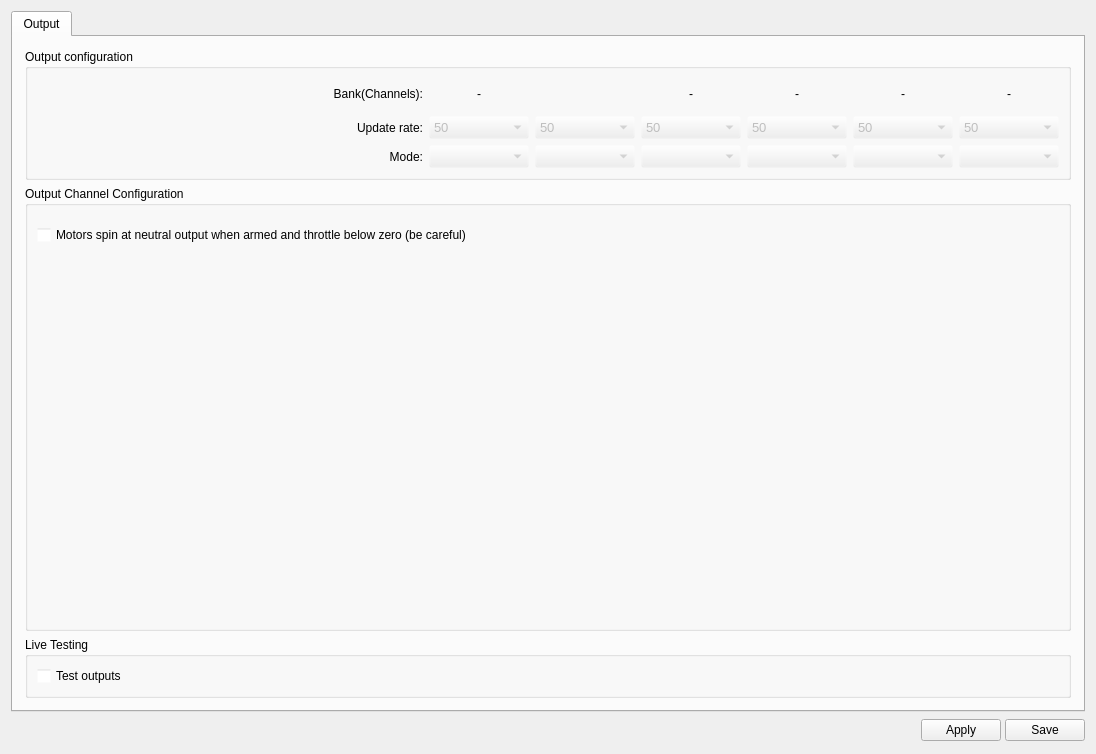
Before: the Qt Designer form ground/openpilotgcs/src/plugins/config/output.ui in openpilot/OpenPilot, drawn with Qt 5.
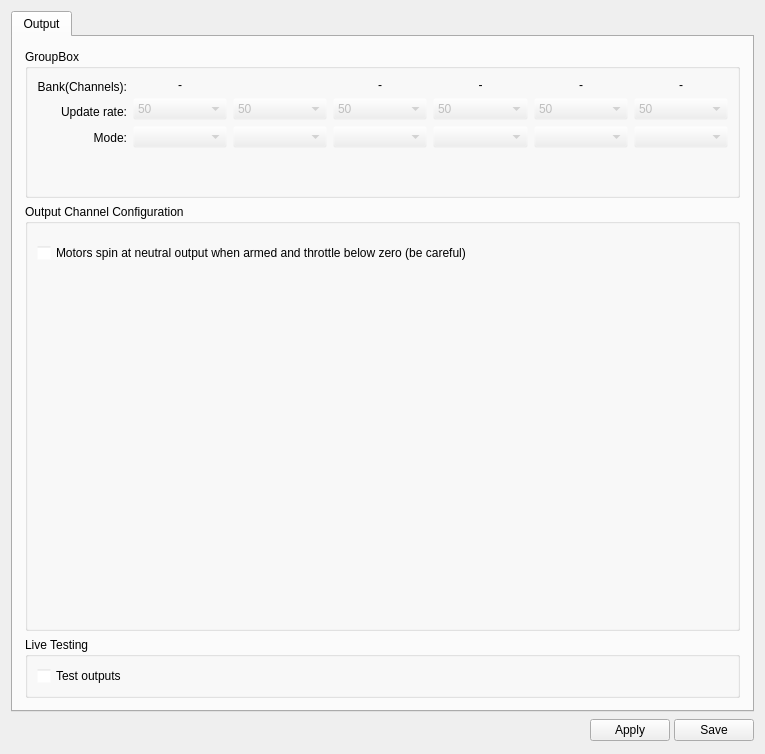
After: the same form once the commit is applied. Icons and pictures are not drawn.

Commit message:
OP-1685 Fixed Output config layout, fixed HW config layout for CC.
Conflicts:
	ground/openpilotgcs/src/plugins/config/output.ui

Diff of the .ui file:
```diff
--- a/ground/openpilotgcs/src/plugins/config/output.ui
+++ b/ground/openpilotgcs/src/plugins/config/output.ui
@@ -6,7 +6,7 @@
    <rect>
     <x>0</x>
     <y>0</y>
-    <width>1096</width>
+    <width>765</width>
     <height>754</height>
    </rect>
   </property>
@@ -122,11 +122,11 @@
            <rect>
             <x>0</x>
             <y>0</y>
-            <width>1078</width>
-            <height>672</height>
+            <width>743</width>
+            <height>668</height>
            </rect>
           </property>
-          <layout class="QVBoxLayout" name="verticalLayout_3">
+          <layout class="QVBoxLayout" name="verticalLayout_3" stretch="0,0,0">
            <property name="spacing">
             <number>6</number>
            </property>
@@ -143,24 +143,66 @@
             <number>12</number>
            </property>
            <item>
-            <widget class="QGroupBox" name="groupBox_2">
-             <property name="sizePolicy">
-              <sizepolicy hsizetype="Expanding" vsizetype="Fixed">
-               <horstretch>0</horstretch>
-               <verstretch>0</verstretch>
-              </sizepolicy>
-             </property>
-             <property name="minimumSize">
-              <size>
-               <width>0</width>
-               <height>0</height>
-              </size>
-             </property>
+            <widget class="QGroupBox" name="groupBox">
              <property name="title">
-              <string>Output configuration</string>
+              <string>GroupBox</string>
              </property>
-             <layout class="QGridLayout" name="gridLayout">
-              <item row="0" column="1">
+             <layout class="QVBoxLayout" name="verticalLayout_5" stretch="0,0">
+              <property name="leftMargin">
+               <number>9</number>
+              </property>
+              <property name="topMargin">
+               <number>9</number>
+              </property>
+              <property name="rightMargin">
+               <number>9</number>
+              </property>
+              <property name="bottomMargin">
+               <number>9</number>
+              </property>
+              <item>
+               <widget class="QFrame" name="frame">
+                <property name="frameShape">
+                 <enum>QFrame::NoFrame</enum>
+                </property>
+                <property name="frameShadow">
+                 <enum>QFrame::Raised</enum>
+                </property>
+                <layout class="QFormLayout" name="formLayout">
+                 <property name="leftMargin">
+                  <number>0</number>
+                 </property>
+                 <property name="topMargin">
+                  <number>0</number>
+                 </property>
+                 <property name="rightMargin">
+                  <number>0</number>
+                 </property>
+                 <property name="bottomMargin">
+                  <number>0</number>
+                 </property>
+                 <item row="0" column="0">
+                  <widget class="QFrame" name="frame_3">
+                   <property name="frameShape">
+                    <enum>QFrame::NoFrame</enum>
+                   </property>
+                   <property name="frameShadow">
+                    <enum>QFrame::Raised</enum>
+                   </property>
+                   <layout class="QVBoxLayout" name="verticalLayout_7">
+                    <property name="leftMargin">
+                     <number>0</number>
+                    </property>
+                    <property name="topMargin">
+                     <number>0</number>
+                    </property>
+                    <property name="rightMargin">
+                     <number>0</number>
+                    </property>
+                    <property name="bottomMargin">
+                     <number>0</number>
+                    </property>
+                    <item>
                <widget class="QLabel" name="label_9">
                 <property name="text">
                  <string>Bank(Channels):</string>
@@ -170,6 +212,68 @@
                 </property>
                </widget>
               </item>
+                    <item>
+                     <widget class="QLabel" name="label_3">
+                      <property name="sizePolicy">
+                       <sizepolicy hsizetype="Minimum" vsizetype="Preferred">
+                        <horstretch>0</horstretch>
+                        <verstretch>0</verstretch>
+                       </sizepolicy>
+                      </property>
+                      <property name="minimumSize">
+                       <size>
+                        <width>0</width>
+                        <height>20</height>
+                       </size>
+                      </property>
+                      <property name="text">
+                       <string>Update rate:</string>
+                      </property>
+                      <property name="alignment">
+                       <set>Qt::AlignRight|Qt::AlignTrailing|Qt::AlignVCenter</set>
+                      </property>
+                     </widget>
+                    </item>
+                    <item>
+                     <widget class="QLabel" name="label">
+                      <property name="sizePolicy">
+                       <sizepolicy hsizetype="Minimum" vsizetype="Preferred">
+                        <horstretch>0</horstretch>
+                        <verstretch>0</verstretch>
+                       </sizepolicy>
+                      </property>
+                      <property name="minimumSize">
+                       <size>
+                        <width>0</width>
+                        <height>20</height>
+                       </size>
+                      </property>
+                      <property name="text">
+                       <string>Mode:</string>
+                      </property>
+                      <property name="alignment">
+                       <set>Qt::AlignRight|Qt::AlignTrailing|Qt::AlignVCenter</set>
+                      </property>
+                     </widget>
+                    </item>
+                   </layout>
+                  </widget>
+                 </item>
+                 <item row="0" column="1">
+                  <widget class="QFrame" name="frame_2">
+                   <layout class="QGridLayout" name="gridLayout">
+                    <property name="leftMargin">
+                     <number>0</number>
+                    </property>
+                    <property name="topMargin">
+                     <number>0</number>
+                    </property>
+                    <property name="rightMargin">
+                     <number>0</number>
+                    </property>
+                    <property name="bottomMargin">
+                     <number>0</number>
+                    </property>
               <item row="0" column="2">
                <widget class="QLabel" name="chBank1">
                 <property name="text">
@@ -203,21 +307,16 @@
                 </property>
                 <property name="minimumSize">
                  <size>
-                  <width>100</width>
+                        <width>0</width>
                   <height>20</height>
                  </size>
                 </property>
                 <property name="maximumSize">
                  <size>
-                  <width>120</width>
+                        <width>16777215</width>
                   <height>16777215</height>
                  </size>
                 </property>
-                <property name="font">
-                 <font>
-                  <pointsize>10</pointsize>
-                 </font>
-                </property>
                 <property name="toolTip">
                  <string>Setup PWM rate here: usual value is 490 Hz for multirotor airframes. OneShot and OneShot125 does not use this value</string>
                 </property>
@@ -289,21 +388,16 @@
                 </property>
                 <property name="minimumSize">
                  <size>
-                  <width>100</width>
+                        <width>0</width>
                   <height>20</height>
                  </size>
                 </property>
                 <property name="maximumSize">
                  <size>
-                  <width>120</width>
+                        <width>16777215</width>
                   <height>16777215</height>
                  </size>
                 </property>
-                <property name="font">
-                 <font>
-                  <pointsize>10</pointsize>
-                 </font>
-                </property>
                 <property name="toolTip">
                  <string>Setup PWM rate here: usual value is 490 Hz for multirotor airframes. OneShot and OneShot125 does not use this value</string>
                 </property>
@@ -365,21 +459,16 @@
                 </property>
                 <property name="minimumSize">
                  <size>
-                  <width>100</width>
+                        <width>0</width>
                   <height>20</height>
                  </size>
                 </property>
                 <property name="maximumSize">
                  <size>
-                  <width>120</width>
+                        <width>16777215</width>
                   <height>16777215</height>
                  </size>
                 </property>
-                <property name="font">
-                 <font>
-                  <pointsize>10</pointsize>
-                 </font>
-                </property>
                 <property name="toolTip">
                  <string>Setup PWM rate here: usual value is 490 Hz for multirotor airframes. OneShot and OneShot125 does not use this value</string>
                 </property>
@@ -441,21 +530,16 @@
                 </property>
                 <property name="minimumSize">
                  <size>
-                  <width>100</width>
+                        <width>0</width>
                   <height>20</height>
                  </size>
                 </property>
                 <property name="maximumSize">
                  <size>
-                  <width>120</width>
+                        <width>16777215</width>
                   <height>16777215</height>
                  </size>
                 </property>
-                <property name="font">
-                 <font>
-                  <pointsize>10</pointsize>
-                 </font>
-                </property>
                 <property name="toolTip">
                  <string>Setup PWM rate here: usual value is 490 Hz for multirotor airframes. OneShot and OneShot125 does not use this value</string>
                 </property>
@@ -517,21 +601,16 @@
                 </property>
                 <property name="minimumSize">
                  <size>
-                  <width>100</width>
+                        <width>0</width>
                   <height>20</height>
                  </size>
                 </property>
                 <property name="maximumSize">
                  <size>
-                  <width>120</width>
+                        <width>16777215</width>
                   <height>16777215</height>
                  </size>
                 </property>
-                <property name="font">
-                 <font>
-                  <pointsize>10</pointsize>
-                 </font>
-                </property>
                 <property name="toolTip">
                  <string>Setup output mode. Use PWM or OneShot with Standard ESCs.\nSeveral other ESCs like BLHeli 13+ can use the more advanced OneShot125.\nWhen using OneShot125 all values set in min/max and idle are divided by eight before being sent to esc (i.e. 1000 = 125, 2000 = 250).</string>
                 </property>
@@ -550,21 +629,16 @@
                 </property>
                 <property name="minimumSize">
                  <size>
-                  <width>100</width>
+                        <width>0</width>
                   <height>20</height>
                  </size>
                 </property>
                 <property name="maximumSize">
                  <size>
-                  <width>120</width>
+                        <width>16777215</width>
                   <height>16777215</height>
                  </size>
                 </property>
-                <property name="font">
-                 <font>
-                  <pointsize>10</pointsize>
-                 </font>
-                </property>
                 <property name="toolTip">
                  <string>Setup output mode. Use PWM or OneShot with Standard ESCs.\nSeveral other ESCs like BLHeli 13+ can use the more advanced OneShot125.\nWhen using OneShot125 all values set in min/max and idle are divided by eight before being sent to esc (i.e. 1000 = 125, 2000 = 250).</string>
                 </property>
@@ -603,21 +677,16 @@
                 </property>
                 <property name="minimumSize">
                  <size>
-                  <width>100</width>
+                        <width>0</width>
                   <height>20</height>
                  </size>
                 </property>
                 <property name="maximumSize">
                  <size>
-                  <width>120</width>
+                        <width>16777215</width>
                   <height>16777215</height>
                  </size>
                 </property>
-                <property name="font">
-                 <font>
-                  <pointsize>10</pointsize>
-                 </font>
-                </property>
                 <property name="toolTip">
                  <string>Setup PWM rate here: usual value is 490 Hz for multirotor airframes. OneShot and OneShot125 does not use this value
 </string>
@@ -683,48 +752,21 @@
                 </property>
                 <property name="minimumSize">
                  <size>
-                  <width>100</width>
+                        <width>0</width>
                   <height>20</height>
                  </size>
                 </property>
                 <property name="maximumSize">
                  <size>
-                  <width>120</width>
+                        <width>16777215</width>
                   <height>16777215</height>
                  </size>
                 </property>
-                <property name="font">
-                 <font>
-                  <pointsize>10</pointsize>
-                 </font>
-                </property>
                 <property name="toolTip">
                  <string>Setup output mode. Use PWM or OneShot with Standard ESCs.\nSeveral other ESCs like BLHeli 13+ can use the more advanced OneShot125.\nWhen using OneShot125 all values set in min/max and idle are divided by eight before being sent to esc (i.e. 1000 = 125, 2000 = 250).</string>
                 </property>
                </widget>
               </item>
-              <item row="2" column="1">
-               <widget class="QLabel" name="label">
-                <property name="sizePolicy">
-                 <sizepolicy hsizetype="Minimum" vsizetype="Preferred">
-                  <horstretch>0</horstretch>
-                  <verstretch>0</verstretch>
-                 </sizepolicy>
-                </property>
-                <property name="minimumSize">
-                 <size>
-                  <width>0</width>
-                  <height>20</height>
-                 </size>
-                </property>
-                <property name="text">
-                 <string>Mode:</string>
-                </property>
-                <property name="alignment">
-                 <set>Qt::AlignRight|Qt::AlignTrailing|Qt::AlignVCenter</set>
-                </property>
-               </widget>
-              </item>
               <item row="2" column="2">
                <widget class="QComboBox" name="cb_outputMode1">
                 <property name="enabled">
@@ -738,21 +780,16 @@
                 </property>
                 <property name="minimumSize">
                  <size>
-                  <width>100</width>
+                        <width>0</width>
                   <height>20</height>
                  </size>
                 </property>
                 <property name="maximumSize">
                  <size>
-                  <width>120</width>
+                        <width>16777215</width>
                   <height>16777215</height>
                  </size>
                 </property>
-                <property name="font">
-                 <font>
-                  <pointsize>10</pointsize>
-                 </font>
-                </property>
                 <property name="toolTip">
                  <string>Setup output mode. Use PWM or OneShot with Standard ESCs.
 Several other ESCs like BLHeli 13+ can use the more advanced OneShot125.
@@ -773,48 +810,21 @@
                 </property>
                 <property name="minimumSize">
                  <size>
-                  <width>100</width>
+                        <width>0</width>
                   <height>20</height>
                  </size>
                 </property>
                 <property name="maximumSize">
                  <size>
-                  <width>120</width>
+                        <width>16777215</width>
                   <height>16777215</height>
                  </size>
                 </property>
-                <property name="font">
-                 <font>
-                  <pointsize>10</pointsize>
-                 </font>
-                </property>
                 <property name="toolTip">
                  <string>Setup output mode. Use PWM or OneShot with Standard ESCs.\nSeveral other ESCs like BLHeli 13+ can use the more advanced OneShot125.\nWhen using OneShot125 all values set in min/max and idle are divided by eight before being sent to esc (i.e. 1000 = 125, 2000 = 250).</string>
                 </property>
                </widget>
               </item>
-              <item row="1" column="1">
-               <widget class="QLabel" name="label_3">
-                <property name="sizePolicy">
-                 <sizepolicy hsizetype="Minimum" vsizetype="Preferred">
-                  <horstretch>0</horstretch>
-                  <verstretch>0</verstretch>
-                 </sizepolicy>
-                </property>
-                <property name="minimumSize">
-                 <size>
-                  <width>0</width>
-                  <height>20</height>
-                 </size>
-                </property>
-                <property name="text">
-                 <string>Update rate:</string>
-                </property>
-                <property name="alignment">
-                 <set>Qt::AlignRight|Qt::AlignTrailing|Qt::AlignVCenter</set>
-                </property>
-               </widget>
-              </item>
               <item row="1" column="7">
                <widget class="QComboBox" name="cb_outputRate6">
                 <property name="enabled">
@@ -828,21 +838,16 @@
                 </property>
                 <property name="minimumSize">
                  <size>
-                  <width>100</width>
+                        <width>0</width>
                   <height>20</height>
                  </size>
                 </property>
                 <property name="maximumSize">
                  <size>
-                  <width>70</width>
+                        <width>16777215</width>
                   <height>16777215</height>
                  </size>
                 </property>
-                <property name="font">
-                 <font>
-                  <pointsize>10</pointsize>
-                 </font>
-                </property>
                 <property name="toolTip">
                  <string>Setup PWM rate here: usual value is 490 Hz for multirotor airframes. OneShot and OneShot125 does not use this value</string>
                 </property>
@@ -914,32 +919,68 @@
                 </property>
                 <property name="minimumSize">
                  <size>
-                  <width>100</width>
+                        <width>0</width>
                   <height>20</height>
                  </size>
                 </property>
                 <property name="maximumSize">
                  <size>
-                  <width>70</width>
+                        <width>16777215</width>
                   <height>16777215</height>
                  </size>
                 </property>
-                <property name="font">
-                 <font>
-                  <pointsize>10</pointsize>
-                 </font>
-                </property>
                 <property name="toolTip">
                  <string>Setup output mode. Use PWM or OneShot with Standard ESCs.\nSeveral other ESCs like BLHeli 13+ can use the more advanced OneShot125.\nWhen using OneShot125 all values set in min/max and idle are divided by eight before being sent to esc (i.e. 1000 = 125, 2000 = 250).</string>
                 </property>
                </widget>
               </item>
-              <item row="0" column="0" rowspan="3">
-               <layout class="QHBoxLayout" name="_2">
-                <property name="spacing">
+                   </layout>
+                  </widget>
+                 </item>
+                </layout>
+               </widget>
+              </item>
+              <item>
+               <widget class="QFrame" name="gvFrame">
+                <property name="sizePolicy">
+                 <sizepolicy hsizetype="Preferred" vsizetype="Preferred">
+                  <horstretch>0</horstretch>
+                  <verstretch>0</verstretch>
+                 </sizepolicy>
+                </property>
+                <property name="frameShape">
+                 <enum>QFrame::NoFrame</enum>
+                </property>
+                <property name="frameShadow">
+                 <enum>QFrame::Raised</enum>
+                </property>
+                <layout class="QHBoxLayout" name="horizontalLayout_2">
+                 <property name="leftMargin">
                  <number>0</number>
                 </property>
+                 <property name="topMargin">
+                  <number>0</number>
+                 </property>
+                 <property name="rightMargin">
+                  <number>0</number>
+                 </property>
+                 <property name="bottomMargin">
+                  <number>0</number>
+                 </property>
                 <item>
+                  <spacer name="horizontalSpacer_2">
+                   <property name="orientation">
+                    <enum>Qt::Horizontal</enum>
+                   </property>
+                   <property name="sizeHint" stdset="0">
+                    <size>
+                     <width>40</width>
+                     <height>20</height>
+                    </size>
+                   </property>
+                  </spacer>
+                 </item>
+                 <item alignment="Qt::AlignTop">
                  <widget class="QGraphicsView" name="gvWarning">
                   <property name="minimumSize">
                    <size>
@@ -968,53 +1009,33 @@
                  </widget>
                 </item>
                 <item>
-                 <widget class="QTextEdit" name="txtWarning">
-                  <property name="sizePolicy">
-                   <sizepolicy hsizetype="MinimumExpanding" vsizetype="MinimumExpanding">
-                    <horstretch>0</horstretch>
-                    <verstretch>0</verstretch>
-                   </sizepolicy>
-                  </property>
+                  <widget class="QLabel" name="txtWarning">
                   <property name="minimumSize">
                    <size>
-                    <width>200</width>
-                    <height>50</height>
-                   </size>
-                  </property>
-                  <property name="maximumSize">
-                   <size>
-                    <width>16777215</width>
-                    <height>90</height>
-                   </size>
-                  </property>
-                  <property name="font">
-                   <font>
-                    <pointsize>10</pointsize>
-                    <weight>50</weight>
-                    <bold>false</bold>
-                   </font>
-                  </property>
-                  <property name="toolTip">
-                   <string>Calibration status</string>
-                  </property>
-                  <property name="styleSheet">
-                   <string notr="true">background-color: transparent;</string>
-                  </property>
-                  <property name="frameShape">
-                   <enum>QFrame::NoFrame</enum>
-                  </property>
-                  <property name="horizontalScrollBarPolicy">
-                   <enum>Qt::ScrollBarAlwaysOff</enum>
-                  </property>
-                  <property name="sizeAdjustPolicy">
-                   <enum>QAbstractScrollArea::AdjustIgnored</enum>
-                  </property>
-                  <property name="textInteractionFlags">
-                   <set>Qt::NoTextInteraction</set>
+                     <width>0</width>
+                     <height>0</height>
+                    </size>
+                   </property>
+                   <property name="text">
+                    <string/>
                   </property>
                  </widget>
                 </item>
-               </layout>
+                 <item>
+                  <spacer name="horizontalSpacer_3">
+                   <property name="orientation">
+                    <enum>Qt::Horizontal</enum>
+                   </property>
+                   <property name="sizeHint" stdset="0">
+                    <size>
+                     <width>40</width>
+                     <height>20</height>
+                    </size>
+                   </property>
+                  </spacer>
+                 </item>
+                </layout>
+               </widget>
               </item>
              </layout>
             </widget>
@@ -1069,17 +1090,6 @@
               </item>
               <item>
                <spacer name="verticalSpacer">
-                <property name="minimumSize">
-                 <size>
-                  <width>100</width>
-                  <height>0</height>
-                 </size>
-                </property>
-                <property name="font">
-                 <font>
-                  <pointsize>10</pointsize>
-                 </font>
-                </property>
                 <property name="orientation">
                  <enum>Qt::Vertical</enum>
                 </property>
```
Lines whose indentation alone changed are shown as unchanged. The commit also changes 2 other files.
